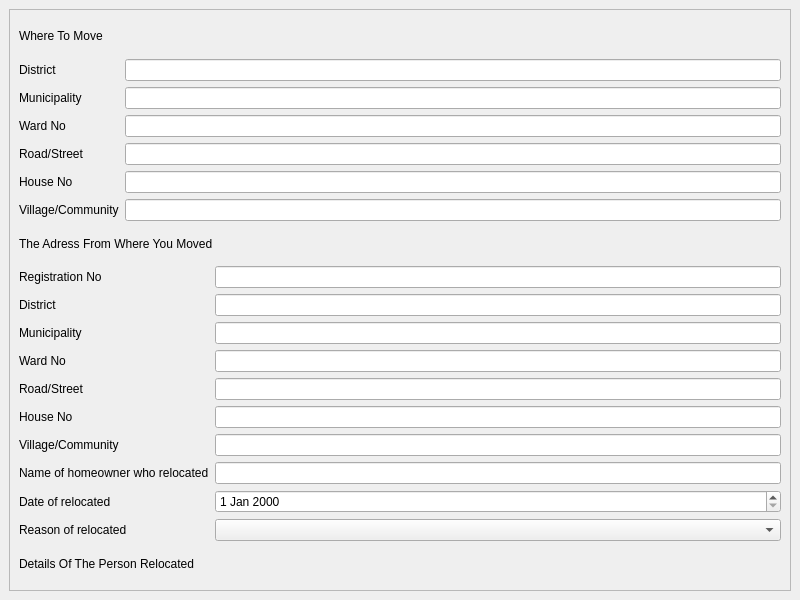
cygnus55/smartward, file Smartward/forms/basaisarai.ui: the form before one commit.
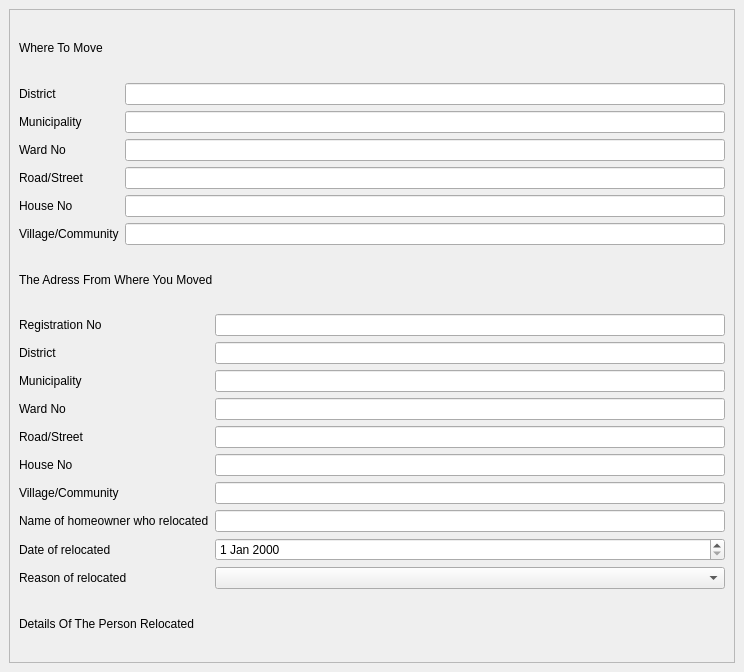
The form after the commit.

Commit message: modified birth form

The edit to the form file:
```diff
--- a/Smartward/forms/basaisarai.ui
+++ b/Smartward/forms/basaisarai.ui
@@ -6,8 +6,8 @@
    <rect>
     <x>0</x>
     <y>0</y>
-    <width>800</width>
-    <height>600</height>
+    <width>744</width>
+    <height>672</height>
    </rect>
   </property>
   <property name="windowTitle">
@@ -25,8 +25,8 @@
         <rect>
          <x>0</x>
          <y>0</y>
-         <width>755</width>
-         <height>582</height>
+         <width>720</width>
+         <height>648</height>
         </rect>
        </property>
        <layout class="QGridLayout" name="gridLayout_2">
```
The commit also changes 1 other file.
